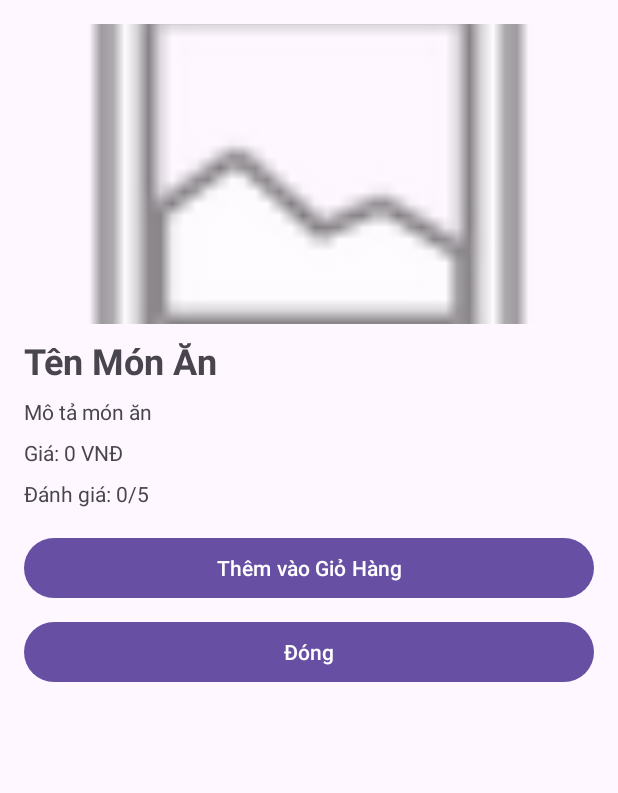
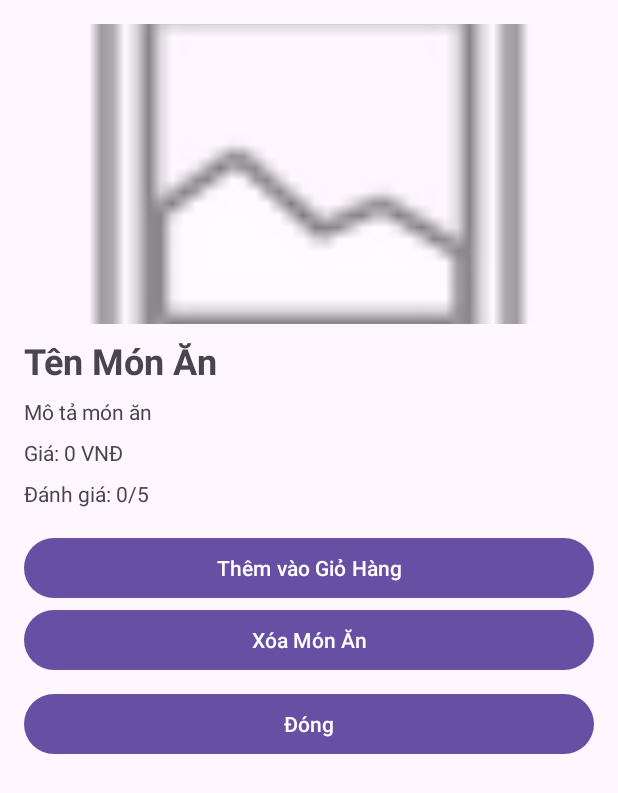
Before and after one commit to Thanh-Vui-Minx/Andoird, an Android app: the layout dialog_food_details.xml on its own in the app's theme, with its tools: preview values and no code run, on a phone screen of 412 x 824 dp. Shown: the top 793 px of the screen. Run offline under Robolectric (Android 15) with nearby library versions, the phone set to English and light mode, and no system bars.

Commit message:
update project

```diff
--- a/app/src/main/java/com/example/peterfood/FoodItem.java
+++ b/app/src/main/java/com/example/peterfood/FoodItem.java
@@ -1,13 +1,15 @@
 package com.example.peterfood;
 
 public class FoodItem {
+    private String documentId;
     private String name;
     private String description;
     private int price;
     private String imageUrl;
     private int rating;
 
-    public FoodItem(String name, String description, int price, String imageUrl, int rating) {
+    public FoodItem(String documentId, String name, String description, int price, String imageUrl, int rating) {
+        this.documentId = documentId;
         this.name = name;
         this.description = description;
         this.price = price;
@@ -15,6 +17,7 @@ public class FoodItem {
         this.rating = rating;
     }
 
+    public String getDocumentId() { return documentId; }
     public String getName() { return name; }
     public String getDescription() { return description; }
     public int getPrice() { return price; }
--- a/app/src/main/java/com/example/peterfood/MenuAdapter.java
+++ b/app/src/main/java/com/example/peterfood/MenuAdapter.java
@@ -14,9 +14,8 @@ public class MenuAdapter extends RecyclerView.Adapter<MenuAdapter.ViewHolder> {
 
     private List<FoodItem> foodList;
     private Context context;
-    private OnItemClickListener listener; // Thêm listener cho click
+    private OnItemClickListener listener;
 
-    // Interface cho sự kiện click
     public interface OnItemClickListener {
         void onItemClick(FoodItem item);
     }
--- a/app/src/main/res/layout/dialog_food_details.xml
+++ b/app/src/main/res/layout/dialog_food_details.xml
@@ -50,6 +50,12 @@
         android:layout_marginTop="16dp" />
 
     <Button
+        android:id="@+id/btnDeleteFood"
+        android:layout_width="match_parent"
+        android:layout_height="wrap_content"
+        android:text="Xóa Món Ăn"/>
+
+    <Button
         android:id="@+id/btnClose"
         android:layout_width="match_parent"
         android:layout_height="wrap_content"
```
Also changed, not shown: app/src/main/java/com/example/peterfood/MenuActivity.java (+28 -6 lines).
